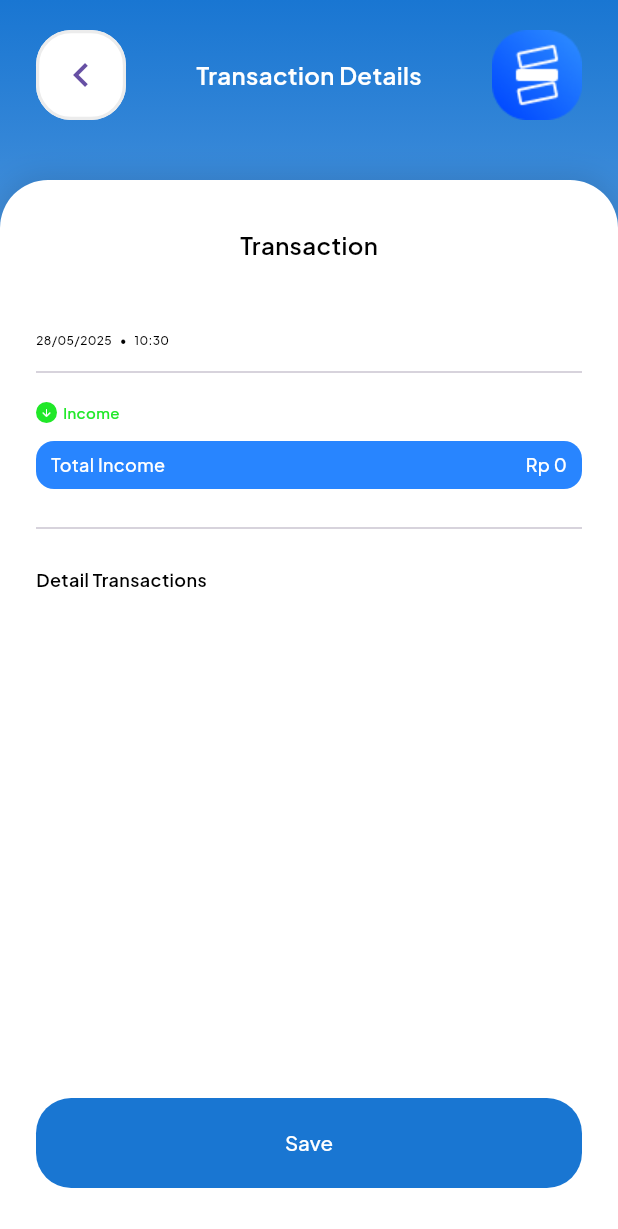
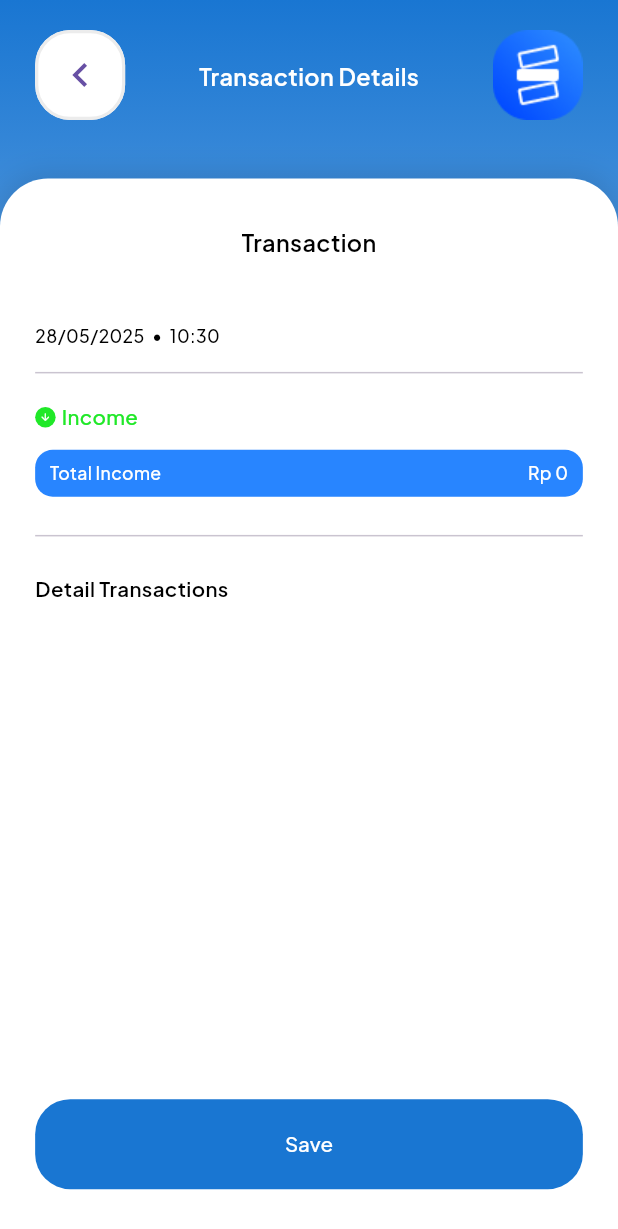
Before and after one commit to seimbang-in/seimbangin-multiplatform-app, a Flutter app: the TransactionStructPage screen opened directly with empty values, on a phone screen of 412 x 824 dp. Shown: the top 1229 px of the screen. Run offline on Flutter 3.47's test engine with Material 3 defaults, Android fonts, the phone set to English and light mode, and no system bars; our stand-ins replace bloc, camera, carousel_slider, fl_chart, flutter_bloc, flutter_screenutil and 7 more; accounts and stored records are empty; project files that could hold a hidden picture were left out.

Commit message:
[FIX] Fix not saving when push saving button on Transaction Struct Page

```diff
--- a/lib/ui/pages/transaction_struct_page.dart
+++ b/lib/ui/pages/transaction_struct_page.dart
@@ -1,15 +1,14 @@
-import 'dart:async'; // Import untuk Future
+import 'dart:async';
 
 import 'package:flutter/material.dart';
 import 'package:flutter_bloc/flutter_bloc.dart';
+import 'package:flutter_screenutil/flutter_screenutil.dart';
 import 'package:go_router/go_router.dart';
 import 'package:intl/intl.dart';
-import 'package:seimbangin_app/blocs/homepage/homepage_bloc.dart';
 import 'package:seimbangin_app/blocs/transaction/transaction_bloc.dart';
 import 'package:seimbangin_app/models/transaction_preview_model.dart';
 import 'package:seimbangin_app/routes/routes.dart';
 import 'package:seimbangin_app/shared/theme/theme.dart';
-// import 'package:seimbangin_app/ui/widgets/alert_dialog_widget.dart'; // Dihapus karena kembali ke Overlay
 import 'package:seimbangin_app/ui/widgets/buttons_widget.dart';
 
 class TransactionStructPage extends StatefulWidget {
@@ -21,7 +20,6 @@ class TransactionStructPage extends StatefulWidget {
 
 class _TransactionStructPageState extends State<TransactionStructPage> {
   bool _isProcessing = false;
-  // Mengembalikan penggunaan OverlayEntry sesuai permintaan
   OverlayEntry? _overlayEntry;
 
   @override
@@ -30,18 +28,17 @@ class _TransactionStructPageState extends State<TransactionStructPage> {
     super.dispose();
   }
 
-  // Mengembalikan fungsi untuk menampilkan loading overlay
   void _showLoadingOverlay() {
-    if (_overlayEntry != null) return;
+    if (!mounted || _overlayEntry != null) return;
     _overlayEntry = OverlayEntry(
       builder: (context) => Material(
         color: Colors.black54,
         child: Center(
           child: Container(
-            padding: const EdgeInsets.all(24),
+            padding: const EdgeInsets.all(24).r,
             decoration: BoxDecoration(
-              color: Colors.white,
-              borderRadius: BorderRadius.circular(24),
+              color: backgroundWhiteColor,
+              borderRadius: BorderRadius.circular(24).r,
             ),
             child: Column(
               mainAxisSize: MainAxisSize.min,
@@ -50,12 +47,12 @@ class _TransactionStructPageState extends State<TransactionStructPage> {
                   color: primaryColor,
                   strokeWidth: 4,
                 ),
-                const SizedBox(height: 16),
+                SizedBox(height: 16.r),
                 Text(
                   'Saving Transaction...',
                   style: blackTextStyle.copyWith(
                     fontWeight: FontWeight.w600,
-                    fontSize: 16,
+                    fontSize: 16.sp,
                   ),
                   textAlign: TextAlign.center,
                 ),
@@ -68,7 +65,6 @@ class _TransactionStructPageState extends State<TransactionStructPage> {
     Overlay.of(context).insert(_overlayEntry!);
   }
 
-  // Mengembalikan fungsi untuk menghapus loading overlay
   void _removeLoadingOverlay() {
     _overlayEntry?.remove();
     _overlayEntry = null;
@@ -80,8 +76,6 @@ class _TransactionStructPageState extends State<TransactionStructPage> {
         GoRouterState.of(context).extra as TransactionPreviewData;
     final bool isOutcome = previewData.transactionType == 1;
 
-    // Seluruh UI build method tidak ada perubahan, karena logikanya sudah benar.
-    // Perubahan utama ada di fungsi handler di bawah.
     return Scaffold(
       body: Container(
         decoration: BoxDecoration(
@@ -96,7 +90,7 @@ class _TransactionStructPageState extends State<TransactionStructPage> {
             children: [
               const SizedBox(height: 20),
               Padding(
-                padding: const EdgeInsets.symmetric(horizontal: 24),
+                padding: const EdgeInsets.symmetric(horizontal: 24).r,
                 child: Row(
                   mainAxisAlignment: MainAxisAlignment.spaceBetween,
                   children: [
@@ -105,18 +99,23 @@ class _TransactionStructPageState extends State<TransactionStructPage> {
                       widget: const Icon(Icons.chevron_left, size: 32),
                       backgroundColor: backgroundWhiteColor,
                     ),
-                    Text('Transaction Details',
+                    Text(
+                      'Transaction Details',
                       style: whiteTextStyle.copyWith(
-                            fontWeight: FontWeight.w600, fontSize: 16)),
+                        fontWeight: FontWeight.w600,
+                        fontSize: 16.sp,
+                      ),
+                    ),
                     Image.asset('assets/ic_seimbangin-logo-logreg.png'),
                   ],
                 ),
               ),
-              const SizedBox(height: 40),
+              SizedBox(height: 40.r),
               Expanded(
                 child: Container(
                   padding:
-                      const EdgeInsets.symmetric(horizontal: 24, vertical: 32),
+                      const EdgeInsets.symmetric(horizontal: 24, vertical: 32)
+                          .r,
                   decoration: BoxDecoration(
                     color: backgroundWhiteColor,
                     boxShadow: [
@@ -132,41 +131,60 @@ class _TransactionStructPageState extends State<TransactionStructPage> {
                     crossAxisAlignment: CrossAxisAlignment.start,
                     children: [
                       Center(
-                          child: Text('Transaction',
+                          child: Text(
+                        'Transaction',
                         style: blackTextStyle.copyWith(
-                                  fontWeight: FontWeight.w600, fontSize: 16))),
+                          fontWeight: FontWeight.w600,
+                          fontSize: 16.sp,
+                        ),
+                      )),
                       Center(
-                          child: Text(previewData.transactionName,
+                        child: Text(
+                          previewData.transactionName,
                           style: blackTextStyle.copyWith(
-                                  fontWeight: FontWeight.w500, fontSize: 12))),
-                      const SizedBox(height: 29),
+                            fontWeight: FontWeight.w500,
+                            fontSize: 12.sp,
+                          ),
+                        ),
+                      ),
+                      SizedBox(height: 28.r),
                       Row(
                         children: [
                           Text(
                             DateFormat('dd/MM/yyyy')
                                 .format(previewData.transactionDate),
                             style: blackTextStyle.copyWith(
-                                  fontWeight: FontWeight.w500, fontSize: 8)),
-                          const SizedBox(width: 5),
-                          Text('•',
+                              fontWeight: FontWeight.w500,
+                              fontSize: 12.sp,
+                            ),
+                          ),
+                          SizedBox(width: 5.r),
+                          Text(
+                            '•',
                             style: blackTextStyle.copyWith(
-                                  fontWeight: FontWeight.w500, fontSize: 8)),
-                          const SizedBox(width: 5),
+                              fontWeight: FontWeight.w500,
+                              fontSize: 12.sp,
+                            ),
+                          ),
+                          SizedBox(width: 5.r),
                           Text(
                             DateFormat('HH:mm')
                                 .format(previewData.transactionDate),
                             style: blackTextStyle.copyWith(
-                                  fontWeight: FontWeight.w500, fontSize: 8)),
+                              fontWeight: FontWeight.w500,
+                              fontSize: 12.sp,
+                            ),
+                          ),
                         ],
                       ),
-                      const SizedBox(height: 8),
+                      SizedBox(height: 8.r),
                       const Divider(),
-                      const SizedBox(height: 12),
+                      SizedBox(height: 12.r),
                       Row(
                         children: [
                           Container(
-                            height: 14,
-                            width: 14,
+                            height: 14.r,
+                            width: 14.r,
                             decoration: BoxDecoration(
                               shape: BoxShape.circle,
                               color: isOutcome
@@ -178,36 +196,43 @@ class _TransactionStructPageState extends State<TransactionStructPage> {
                                   ? Icons.arrow_upward_rounded
                                   : Icons.arrow_downward_rounded,
                               color: textWhiteColor,
-                              size: 8,
+                              size: 8.sp,
                             ),
                           ),
-                          const SizedBox(width: 4),
+                          SizedBox(width: 4.r),
                           Text(
                             isOutcome ? 'Outcome' : 'Income',
                             style:
                                 (isOutcome ? warningTextStyle : greenTextStyle)
                                     .copyWith(
                               fontWeight: FontWeight.w500,
-                                        fontSize: 10),
+                              fontSize: 14.sp,
+                            ),
                           )
                         ],
                       ),
-                      const SizedBox(height: 12),
+                      SizedBox(
+                        height: 12.r,
+                      ),
                       Container(
-                        height: 32,
+                        height: 32.r,
                         width: double.infinity,
                         decoration: BoxDecoration(
                           color: buttonColor,
-                            borderRadius: BorderRadius.circular(12)),
+                          borderRadius: BorderRadius.circular(12).r,
+                        ),
                         child: Padding(
-                          padding: const EdgeInsets.symmetric(horizontal: 10),
+                          padding: const EdgeInsets.symmetric(horizontal: 10).r,
                           child: Row(
                             mainAxisAlignment: MainAxisAlignment.spaceBetween,
                             children: [
-                              Text(isOutcome ? 'Total Outcome' : 'Total Income',
+                              Text(
+                                isOutcome ? 'Total Outcome' : 'Total Income',
                                 style: whiteTextStyle.copyWith(
                                   fontWeight: FontWeight.w500,
-                                      fontSize: 12)),
+                                  fontSize: 12.sp,
+                                ),
+                              ),
                               Text(
                                 NumberFormat.currency(
                                         locale: 'id',
@@ -215,7 +240,9 @@ class _TransactionStructPageState extends State<TransactionStructPage> {
                                         decimalDigits: 0)
                                     .format(previewData.totalAmount),
                                 style: whiteTextStyle.copyWith(
-                                    fontWeight: FontWeight.w500, fontSize: 12),
+                                  fontWeight: FontWeight.w500,
+                                  fontSize: 12.sp,
+                                ),
                               ),
                             ],
                           ),
@@ -224,9 +251,13 @@ class _TransactionStructPageState extends State<TransactionStructPage> {
                       const SizedBox(height: 18),
                       const Divider(),
                       const SizedBox(height: 18),
-                      Text('Detail Transactions',
+                      Text(
+                        'Detail Transactions',
                         style: blackTextStyle.copyWith(
-                              fontWeight: FontWeight.w600, fontSize: 12)),
+                          fontWeight: FontWeight.w600,
+                          fontSize: 14.sp,
+                        ),
+                      ),
                       Expanded(
                         child: ListView.separated(
                           shrinkWrap: true,
@@ -236,17 +267,23 @@ class _TransactionStructPageState extends State<TransactionStructPage> {
                             final item = previewData.items[index];
                             return ListTile(
                               contentPadding: EdgeInsets.zero,
-                              title: Text(item.name,
+                              title: Text(
+                                item.name,
                                 style: blackTextStyle.copyWith(
                                   fontWeight: FontWeight.w500,
-                                      fontSize: 10)),
+                                  fontSize: 12.sp,
+                                ),
+                              ),
                               trailing: Column(
                                 crossAxisAlignment: CrossAxisAlignment.end,
                                 mainAxisSize: MainAxisSize.min,
                                 children: [
-                                  Text('Qty: ${item.quantity}',
-                                      style:
-                                          greyTextStyle.copyWith(fontSize: 10)),
+                                  Text(
+                                    'Qty: ${item.quantity}',
+                                    style: greyTextStyle.copyWith(
+                                      fontSize: 12.sp,
+                                    ),
+                                  ),
                                   Text(
                                     NumberFormat.currency(
                                             locale: 'id',
@@ -256,7 +293,7 @@ class _TransactionStructPageState extends State<TransactionStructPage> {
                                             double.tryParse(item.price) ?? 0),
                                     style: blackTextStyle.copyWith(
                                         fontWeight: FontWeight.bold,
-                                        fontSize: 10,
+                                        fontSize: 12.sp,
                                         color: buttonColor),
                                   ),
                                 ],
@@ -276,8 +313,8 @@ class _TransactionStructPageState extends State<TransactionStructPage> {
                           } else if (state is TransactionSuccess) {
                             _handleTransactionSuccess();
                           } else if (state is TransactionFailure) {
-                            // Di model Anda tidak ada 'message', yang ada 'error'
-                            _handleTransactionFailure(state.message);
+                            _handleTransactionFailure(
+                                state.message); // Perbaikan: state.error
                           }
                         },
                         child: PrimaryFilledButton(
@@ -311,48 +348,27 @@ class _TransactionStructPageState extends State<TransactionStructPage> {
     );
   }
 
-  // --- FUNGSI INI DIPERBAIKI DENGAN LOGIKA TUNGGU / AWAIT ---
   void _handleTransactionSuccess() async {
-    // Biarkan loading overlay tetap tampil untuk menandakan proses refresh
-    print('Transaction saved successfully. Refreshing homepage data...');
+    if (!mounted) return;
 
-    // 1. Kirim event untuk me-refresh data di HomePage
-    context.read<HomepageBloc>().add(HomepageStarted());
-    // (Opsional tapi direkomendasikan) Kirim event untuk refresh recent transaction
-    context.read<TransactionBloc>().add(GetRecentTransactionsEvent(limit: 5));
+    print(
+        '[TransactionStructPage] TransactionSuccess received by UI. Removing overlay and navigating.');
 
-    // 2. TUNGGU sampai proses refresh di kedua BLoC selesai
-    try {
-      await Future.wait([
-        // Tunggu HomepageBloc selesai
-        context.read<HomepageBloc>().stream.firstWhere(
-            (state) => state is HomePageSuccess || state is HomePageFailure),
-        // Tunggu TransactionBloc selesai memuat data recent
-        context.read<TransactionBloc>().stream.firstWhere((state) =>
-            state is TransactionGetSuccess || state is TransactionFailure),
-      ]);
-      print('Homepage data refresh complete.');
-    } catch (e) {
-      print("Error while awaiting data refresh: $e");
-    }
-
-    // 3. Setelah data dijamin terbaru, baru hapus overlay
-    if (mounted) {
     _removeLoadingOverlay();
     setState(() {
       _isProcessing = false;
     });
-    }
 
-    // 4. Terakhir, navigasi ke halaman utama
+    await Future.delayed(const Duration(milliseconds: 100));
+
     if (mounted) {
       routes.pushReplacementNamed(RouteNames.main);
     }
   }
 
-  // --- FUNGSI INI DISESUAIKAN UNTUK MENGGUNAKAN _removeLoadingOverlay ---
   void _handleTransactionFailure(String message) {
-    if (mounted) {
+    if (!mounted) return;
+
     _removeLoadingOverlay();
     setState(() {
       _isProcessing = false;
@@ -365,4 +381,3 @@ class _TransactionStructPageState extends State<TransactionStructPage> {
     );
   }
 }
-}
```
Also changed, not shown: lib/blocs/transaction/transaction_bloc.dart (+18 -14 lines), lib/services/transaction_service.dart (+58 -14 lines). Lines whose indentation alone changed are shown as unchanged.
